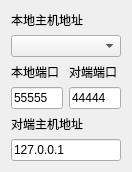
Before: the Qt Designer form src/UdpClient/UdpSAKIODeviceControler.ui in x-tools-author/x-tools, drawn with Qt 5.
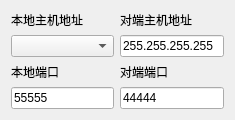
After: the same form once the commit is applied.

Patch:
```diff
--- a/src/UdpClient/UdpSAKIODeviceControler.ui
+++ b/src/UdpClient/UdpSAKIODeviceControler.ui
@@ -6,10 +6,16 @@
    <rect>
     <x>0</x>
     <y>0</y>
-    <width>132</width>
-    <height>144</height>
+    <width>235</width>
+    <height>100</height>
    </rect>
   </property>
+  <property name="minimumSize">
+   <size>
+    <width>0</width>
+    <height>0</height>
+   </size>
+  </property>
   <property name="windowTitle">
    <string>Form</string>
   </property>
@@ -54,33 +60,33 @@
      </property>
     </widget>
    </item>
-   <item row="5" column="0" colspan="2">
-    <widget class="QLineEdit" name="lineEditPeerHostAddress">
-     <property name="sizePolicy">
-      <sizepolicy hsizetype="Preferred" vsizetype="Fixed">
-       <horstretch>0</horstretch>
-       <verstretch>0</verstretch>
-      </sizepolicy>
-     </property>
+   <item row="0" column="0">
+    <widget class="QLabel" name="label">
      <property name="text">
-      <string>127.0.0.1</string>
+      <string>本地主机地址</string>
      </property>
     </widget>
    </item>
-   <item row="1" column="0" colspan="2">
+   <item row="1" column="0">
     <widget class="QComboBox" name="comboBoxHostAddress"/>
    </item>
-   <item row="4" column="0" colspan="2">
+   <item row="0" column="1">
     <widget class="QLabel" name="label_3">
      <property name="text">
       <string>对端主机地址</string>
      </property>
     </widget>
    </item>
-   <item row="0" column="0" colspan="2">
-    <widget class="QLabel" name="label">
+   <item row="1" column="1">
+    <widget class="QLineEdit" name="lineEditPeerHostAddress">
+     <property name="sizePolicy">
+      <sizepolicy hsizetype="Preferred" vsizetype="Fixed">
+       <horstretch>0</horstretch>
+       <verstretch>0</verstretch>
+      </sizepolicy>
+     </property>
      <property name="text">
-      <string>本地主机地址</string>
+      <string>255.255.255.255</string>
      </property>
     </widget>
    </item>
```
